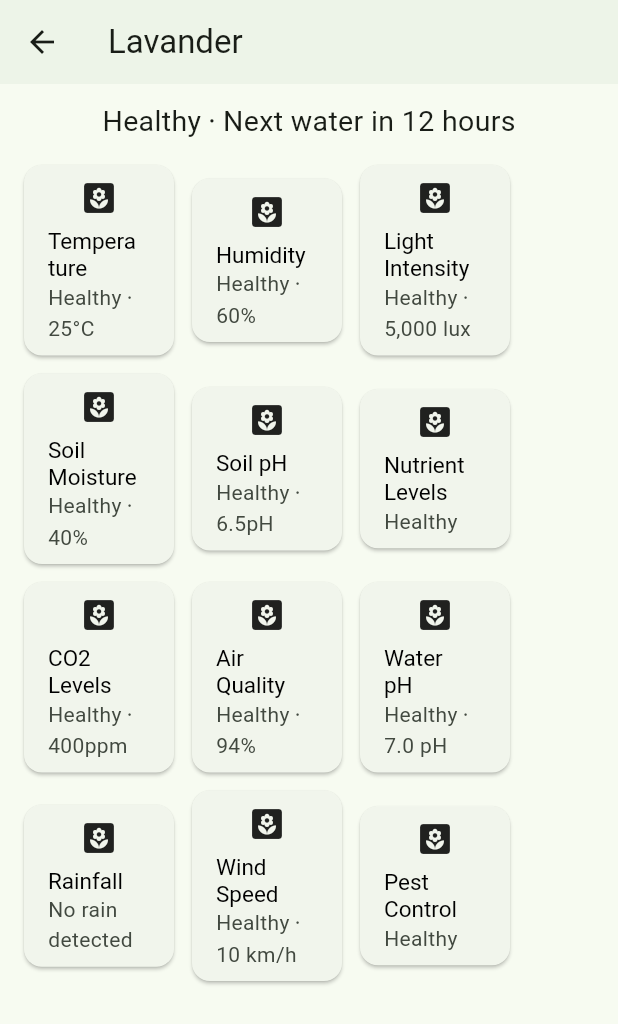
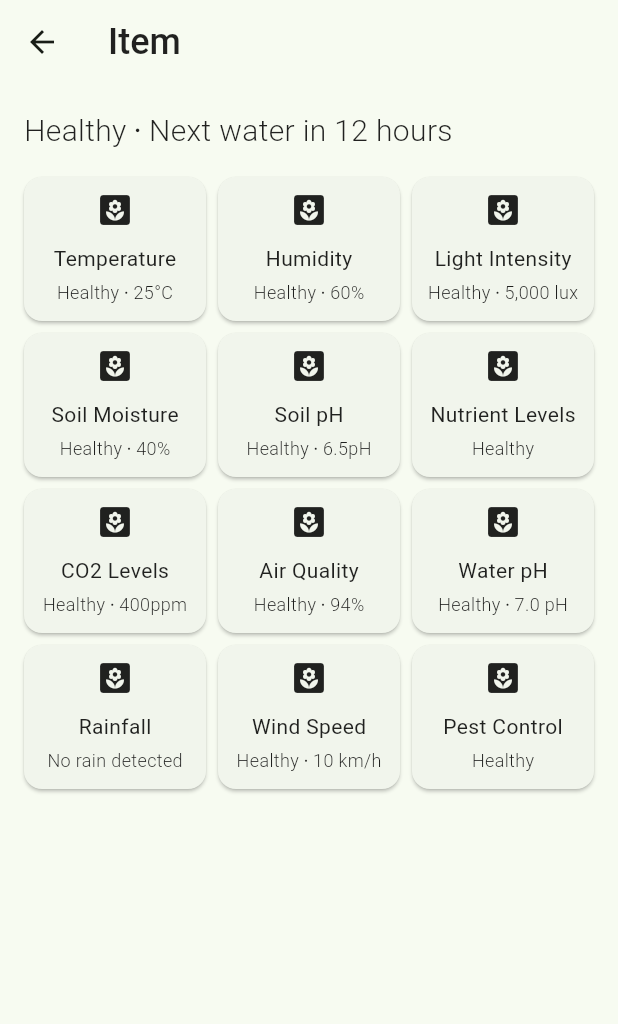
Before and after one commit to nexgeniusupc/plantguard-mobile, a Flutter app: the HomeView screen opened directly, after a tap on an icon or button, on a phone screen of 412 x 824 dp. Shown: the top 1024 px of the screen. Run offline on Flutter 3.47's test engine with Material 3 defaults, Android fonts, the phone set to English and light mode, and no system bars; our stand-ins replace flutter_svg, package_info_plus, shared_preferences; accounts and stored records are empty.

Commit message:
feat: finish touching up styles

```diff
--- a/lib/app.dart
+++ b/lib/app.dart
@@ -13,7 +13,23 @@ class PlantGuardApp extends StatelessWidget {
     return MaterialApp(
       title: 'PlantGuard',
       theme: ThemeData(
-        colorScheme: ColorScheme.fromSeed(seedColor: Colors.green),
+        colorScheme: ColorScheme.fromSeed(
+          seedColor: Colors.green,
+          brightness: Brightness.light,
+        ),
+        textTheme: Typography.blackMountainView,
+        appBarTheme: AppBarTheme(
+          titleTextStyle: Typography.blackMountainView.titleMedium?.copyWith(
+            fontSize: 24.0,
+            fontWeight: FontWeight.w500,
+          ),
+        ),
+        cardTheme: const CardTheme(
+          margin: EdgeInsets.all(0),
+        ),
+        listTileTheme: const ListTileThemeData(
+          textColor: Colors.black,
+        ),
         useMaterial3: true,
       ),
       home: Selector<AuthService, bool>(
--- a/lib/views/app_card.dart
+++ b/lib/views/app_card.dart
@@ -15,15 +15,18 @@ class AppCard extends StatelessWidget {
   @override
   Widget build(BuildContext context) {
     return Card(
-      margin: const EdgeInsets.all(0),
       child: ListTile(
         leading: icon,
         title: title,
+        subtitle: subtitle,
         titleTextStyle: const TextStyle(
+          fontSize: 16,
+          fontWeight: FontWeight.w400,
+        ),
+        subtitleTextStyle: const TextStyle(
           fontSize: 14,
-          color: Colors.black,
+          fontWeight: FontWeight.w300,
         ),
-        subtitle: subtitle,
       ),
     );
   }
--- a/lib/views/card_details.dart
+++ b/lib/views/card_details.dart
@@ -1,6 +1,6 @@
 import 'package:flutter/material.dart';
 
-class CardDetails extends StatefulWidget {
+class CardDetails extends StatelessWidget {
   final Icon icon;
   final Text title;
   final Text subtitle;
@@ -13,38 +13,32 @@ class CardDetails extends StatefulWidget {
   });
 
   @override
-  State<CardDetails> createState() => _CardDetailsState();
-}
-
-class _CardDetailsState extends State<CardDetails> {
-  @override
   Widget build(BuildContext context) {
-    return Padding(
-      padding: const EdgeInsets.all(2.0),
-      child: Column(
-        children: [
-          Card(
-            child: SizedBox(
-              width: 100,
-              child: Column(
-                children: <Widget>[
-                  const SizedBox(
-                    height: 10,
-                  ),
-                  widget.icon,
-                  ListTile(
-                    title: widget.title,
-                    titleTextStyle: const TextStyle(
-                      fontSize: 15,
-                      color: Colors.black,
-                    ),
-                    subtitle: widget.subtitle,
-                  ),
-                ],
+    return Card(
+      child: Padding(
+        padding: const EdgeInsets.all(10.0),
+        child: Column(
+          crossAxisAlignment: CrossAxisAlignment.center,
+          children: [
+            icon,
+            const SizedBox(height: 10),
+            DefaultTextStyle.merge(
+              style: const TextStyle(
+                fontSize: 14,
+                fontWeight: FontWeight.w400,
               ),
+              child: title,
             ),
-          ),
-        ],
+            const SizedBox(height: 4),
+            DefaultTextStyle.merge(
+              style: const TextStyle(
+                fontSize: 12,
+                fontWeight: FontWeight.w300,
+              ),
+              child: subtitle,
+            ),
+          ],
+        ),
       ),
     );
   }
--- a/lib/views/home_view.dart
+++ b/lib/views/home_view.dart
@@ -67,13 +67,19 @@ class _HomeViewState extends State<HomeView> {
           children: [
             const Padding(
               padding: EdgeInsets.symmetric(vertical: 16.0),
-              child: Text('Bedroom', style: TextStyle(fontSize: 16.0)),
+              child: Text(
+                'Bedroom',
+                style: TextStyle(
+                  fontSize: 20.0,
+                  fontWeight: FontWeight.w300,
+                ),
+              ),
             ),
             Expanded(
               child: AlignedGridView.count(
                 crossAxisCount: 2,
-                crossAxisSpacing: 8,
-                mainAxisSpacing: 8,
+                crossAxisSpacing: 8.0,
+                mainAxisSpacing: 8.0,
                 itemCount: 7,
                 itemBuilder: (context, index) => GestureDetector(
                   onTap: () => handleDetail(),
@@ -90,7 +96,6 @@ class _HomeViewState extends State<HomeView> {
       ),
       floatingActionButton: FloatingActionButton.extended(
         onPressed: () => handleAdd(context),
-        foregroundColor: Colors.black,
         icon: const Icon(Icons.add),
         label: const Text('Add'),
       ),
--- a/lib/views/plant_details_view.dart
+++ b/lib/views/plant_details_view.dart
@@ -1,38 +1,11 @@
 import 'package:flutter/material.dart';
+import 'package:flutter_staggered_grid_view/flutter_staggered_grid_view.dart';
 import 'card_details.dart';
 
-class PlantDetailsView extends StatefulWidget {
+class PlantDetailsView extends StatelessWidget {
   const PlantDetailsView({super.key});
 
-  @override
-  State<PlantDetailsView> createState() => _PlantDetailsViewState();
-}
-
-class _PlantDetailsViewState extends State<PlantDetailsView> {
-  int currentPageIndex = 0;
-  @override
-  Widget build(BuildContext context) {
-    return Scaffold(
-      appBar: AppBar(
-        title: const Text('Lavander'),
-        elevation: 1,
-      ),
-      body: const SingleChildScrollView(
-        child: Padding(
-          padding: EdgeInsets.all(10.0),
-          child: Column(
-            children: [
-              Text(
-                'Healthy ⋅ Next water in 12 hours',
-                style: TextStyle(
-                  fontSize: 19,
-                ),
-              ),
-              SizedBox(
-                height: 10,
-              ),
-              Row(
-                children: [
+  static const List<Widget> items = [
     CardDetails(
       icon: Icon(Icons.yard),
       title: Text('Temperature'),
@@ -48,10 +21,6 @@ class _PlantDetailsViewState extends State<PlantDetailsView> {
       title: Text('Light Intensity'),
       subtitle: Text('Healthy ⋅ 5,000 lux'),
     ),
-                ],
-              ),
-              Row(
-                children: [
     CardDetails(
       icon: Icon(Icons.yard),
       title: Text('Soil Moisture'),
@@ -67,10 +36,6 @@ class _PlantDetailsViewState extends State<PlantDetailsView> {
       title: Text('Nutrient Levels'),
       subtitle: Text('Healthy'),
     ),
-                ],
-              ),
-              Row(
-                children: [
     CardDetails(
       icon: Icon(Icons.yard),
       title: Text('CO2 Levels'),
@@ -86,10 +51,6 @@ class _PlantDetailsViewState extends State<PlantDetailsView> {
       title: Text('Water pH'),
       subtitle: Text('Healthy ⋅ 7.0 pH'),
     ),
-                ],
-              ),
-              Row(
-                children: [
     CardDetails(
       icon: Icon(Icons.yard),
       title: Text('Rainfall'),
@@ -105,10 +66,39 @@ class _PlantDetailsViewState extends State<PlantDetailsView> {
       title: Text('Pest Control'),
       subtitle: Text('Healthy'),
     ),
-                ],
+  ];
+
+  @override
+  Widget build(BuildContext context) {
+    return Scaffold(
+      appBar: AppBar(
+        title: const Text('Item'),
+      ),
+      body: Padding(
+        padding: const EdgeInsets.symmetric(horizontal: 16.0),
+        child: Column(
+          crossAxisAlignment: CrossAxisAlignment.start,
+          children: [
+            const Padding(
+              padding: EdgeInsets.symmetric(vertical: 16.0),
+              child: Text(
+                'Healthy ⋅ Next water in 12 hours',
+                style: TextStyle(
+                  fontSize: 20,
+                  fontWeight: FontWeight.w300,
+                ),
+              ),
+            ),
+            Expanded(
+              child: AlignedGridView.count(
+                crossAxisCount: 3,
+                crossAxisSpacing: 8.0,
+                mainAxisSpacing: 8.0,
+                itemCount: items.length,
+                itemBuilder: (context, index) => items[index],
+              ),
             ),
           ],
-          ),
         ),
       ),
     );
```
Lines whose indentation alone changed are shown as unchanged.
